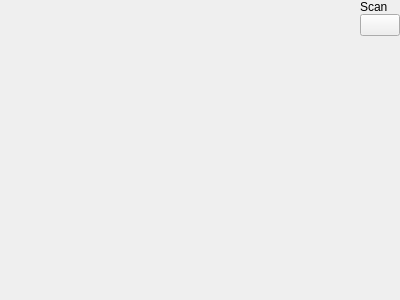
The window that core/ui/scopyhomepage.ui (analogdevicesinc/scopy) describes before a commit, drawn with Qt 5.
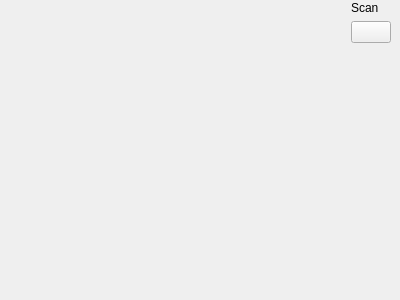
The same window after the commit. Custom widgets are drawn as their Qt base class.

The edit to the form file:
```diff
--- a/core/ui/scopyhomepage.ui
+++ b/core/ui/scopyhomepage.ui
@@ -13,9 +13,9 @@
   <property name="windowTitle">
    <string>Form</string>
   </property>
-  <layout class="QVBoxLayout" name="verticalLayout" stretch="1,4">
+  <layout class="QVBoxLayout" name="verticalLayout" stretch="0,4">
    <property name="spacing">
-    <number>0</number>
+    <number>10</number>
    </property>
    <property name="leftMargin">
     <number>0</number>
@@ -30,9 +30,10 @@
     <number>0</number>
    </property>
    <item>
+    <widget class="QWidget" name="horizontalLayout_2" native="true">
     <layout class="QHBoxLayout" name="horizontalLayout">
      <property name="topMargin">
-      <number>0</number>
+       <number>1</number>
      </property>
      <item>
       <widget class="scopy::DeviceBrowser" name="wDeviceBrowser" native="true">
@@ -91,6 +92,7 @@
       </layout>
      </item>
     </layout>
+    </widget>
    </item>
    <item>
     <widget class="scopy::InfoPageStack" name="wInfoPageStack">
```
Lines whose indentation alone changed are shown as unchanged.
